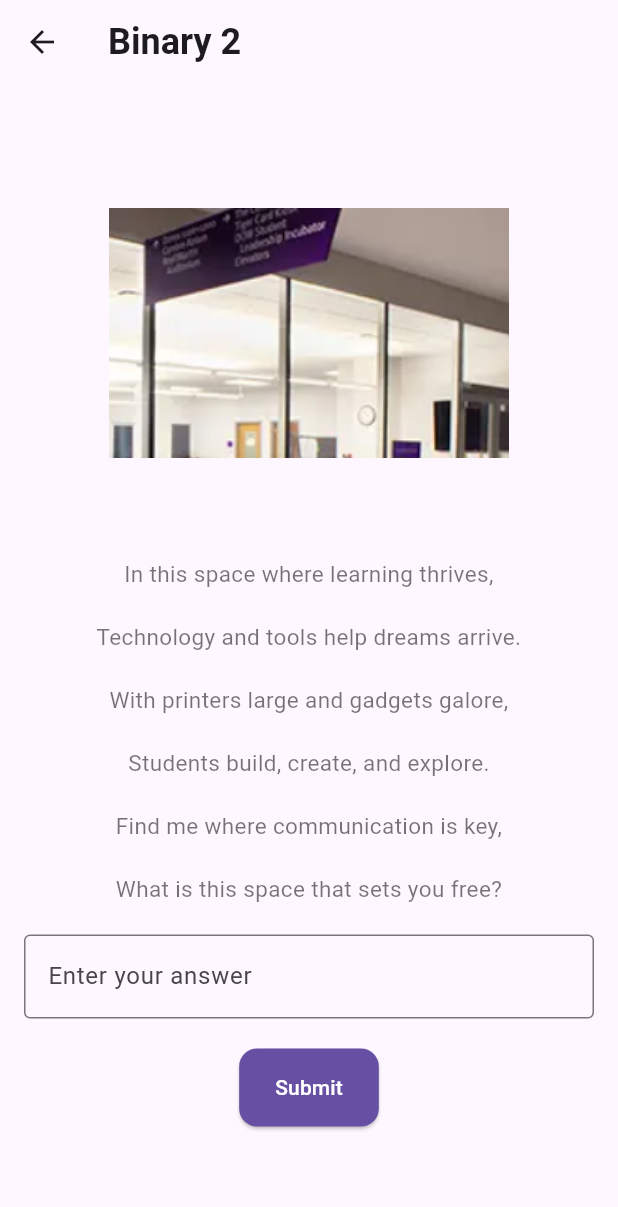
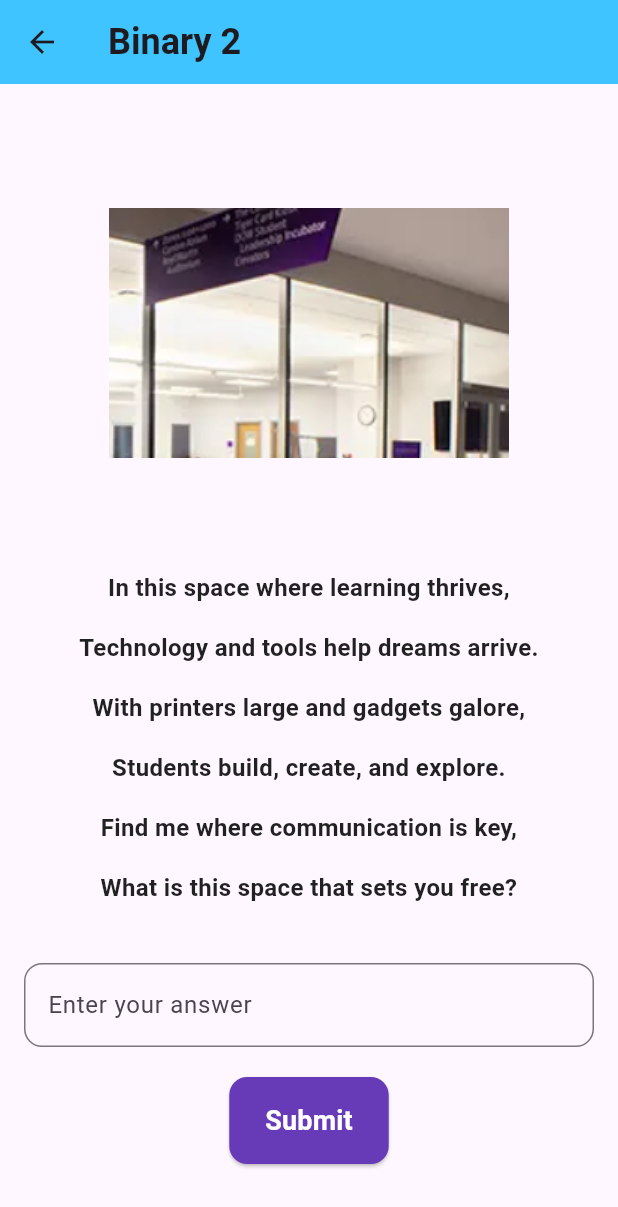
Before and after one commit to JaredArrowood/scavenger-hunt, a Flutter app: the ChevronBinaryQuestion screen opened directly, on a phone screen of 412 x 824 dp. Shown: the top 1207 px of the screen. Run offline on Flutter 3.47's test engine with Material 3 defaults, Android fonts, the light colour scheme and no system bars.

Commit message:
added more styling to question_form

```diff
--- a/Code/scavenger_hunt_app/lib/atrium_binary_question.dart
+++ b/Code/scavenger_hunt_app/lib/atrium_binary_question.dart
@@ -34,6 +34,7 @@ class _AtriumBinaryQuestionState extends State<AtriumBinaryQuestion> {
     return Scaffold(
       appBar: AppBar(
         title: Text('Binary 1'),
+        backgroundColor: Colors.orange,
       ),
       body: SingleChildScrollView(
         child: Center(
@@ -46,7 +47,7 @@ class _AtriumBinaryQuestionState extends State<AtriumBinaryQuestion> {
                   QuestionForm(
                     imagePath: 'assets/atrium_binary_cropped.jpg',
                     questionText:
-                        'Where past and future blend, minds ascend.\n\n Between science and study, my secret extends.\n\n Across from those who built this grand hall,\n\n My numbers await—will you decode them all?\n\n I whisper in ones and zeros, hidden in sight.\n\n Unravel my code to reveal my might.',
+                        'Where past and future blend, minds ascend.\n Between science and study, my secret extends.\n Across from those who built this grand hall,\n My numbers await—will you decode them all?\n I whisper in ones and zeros, hidden in sight.\n Unravel my code to reveal my might.',
                     showError: _showError,
                     controller: _controller,
                     onSubmit: _checkAnswer,
--- a/Code/scavenger_hunt_app/lib/chevron_binary_question.dart
+++ b/Code/scavenger_hunt_app/lib/chevron_binary_question.dart
@@ -34,6 +34,7 @@ class _ChevronBinaryQuestionState extends State<ChevronBinaryQuestion> {
     return Scaffold(
       appBar: AppBar(
         title: Text('Binary 2'),
+        backgroundColor: Colors.lightBlueAccent,
       ),
       body: SingleChildScrollView(
         child: Center(
@@ -46,11 +47,11 @@ class _ChevronBinaryQuestionState extends State<ChevronBinaryQuestion> {
                   QuestionForm(
                     imagePath: 'assets/chevron_binary_cropped.png',
                     questionText:
-                        'In this space where learning thrives,\n\n'
-                        'Technology and tools help dreams arrive.\n\n'
-                        'With printers large and gadgets galore,\n\n'
-                        'Students build, create, and explore.\n\n'
-                        'Find me where communication is key,\n\n'
+                        'In this space where learning thrives,\n'
+                        'Technology and tools help dreams arrive.\n'
+                        'With printers large and gadgets galore,\n'
+                        'Students build, create, and explore.\n'
+                        'Find me where communication is key,\n'
                         'What is this space that sets you free?',
                     showError: _showError,
                     controller: _controller,
--- a/Code/scavenger_hunt_app/lib/widgets/question_form.dart
+++ b/Code/scavenger_hunt_app/lib/widgets/question_form.dart
@@ -29,14 +29,22 @@ class QuestionForm extends StatelessWidget {
         ],
         Text(
           questionText,
-          style: TextStyle(fontSize: 15),
+          style: Theme.of(context).textTheme.bodyMedium?.copyWith(
+                fontSize: 16,
+                fontWeight: FontWeight.bold,
+                color: Colors.black87,
+                height: 2.5, // Increased line height
+              ),
           textAlign: TextAlign.center,
         ),
-        SizedBox(height: 20),
+        SizedBox(height: 30), // Space before the input field
         TextField(
           controller: controller,
           decoration: InputDecoration(
-            border: OutlineInputBorder(),
+            border: OutlineInputBorder(
+              borderRadius: BorderRadius.circular(12),
+              borderSide: BorderSide(color: Colors.deepPurple), // Input field border color
+            ),
             labelText: 'Enter your answer',
             errorText: showError ? 'Incorrect answer, try again' : null,
           ),
@@ -51,7 +59,17 @@ class QuestionForm extends StatelessWidget {
         ],
         ElevatedButton(
           onPressed: onSubmit,
-          child: Text('Submit'),
+          style: ElevatedButton.styleFrom(
+            backgroundColor: Colors.deepPurple, // Background color for the button
+            foregroundColor: Colors.white, // Text color on the button
+            shape: RoundedRectangleBorder(
+              borderRadius: BorderRadius.circular(12), // Rounded button corners
+            ),
+          ),
+          child: Text(
+            'Submit',
+            style: TextStyle(fontSize: 18, fontWeight: FontWeight.w600),
+          ),
         ),
       ],
     );
```
